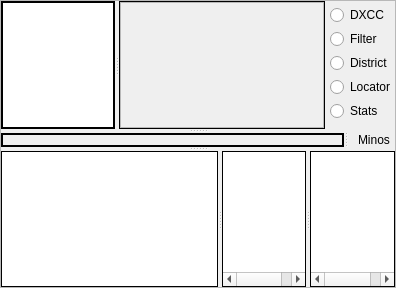
zsteva/backup-minos2, file mqt/MqtLogger/tsinglelogframe.ui: the form before one commit.
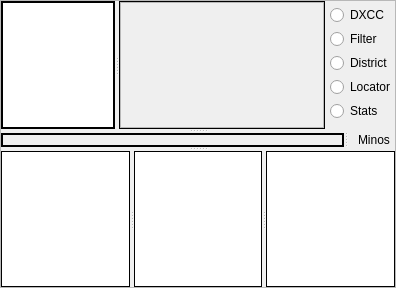
The form after the commit. Custom widgets are drawn as their Qt base class.

Commit message: Use mode for other and archive matches

What changed in the file:
```diff
--- a/mqt/MqtLogger/tsinglelogframe.ui
+++ b/mqt/MqtLogger/tsinglelogframe.ui
@@ -627,13 +627,13 @@
         <bool>true</bool>
        </property>
        <attribute name="headerDefaultSectionSize">
-        <number>100</number>
+        <number>150</number>
        </attribute>
        <attribute name="headerMinimumSectionSize">
         <number>33</number>
        </attribute>
       </widget>
-      <widget class="QTreeWidget" name="OtherMatchTree">
+      <widget class="QTreeView" name="OtherMatchTree">
        <property name="sizePolicy">
         <sizepolicy hsizetype="Preferred" vsizetype="Preferred">
          <horstretch>0</horstretch>
@@ -656,18 +656,19 @@
         <enum>Qt::ScrollBarAsNeeded</enum>
        </property>
        <property name="sizeAdjustPolicy">
-        <enum>QAbstractScrollArea::AdjustToContents</enum>
+        <enum>QAbstractScrollArea::AdjustIgnored</enum>
        </property>
-       <attribute name="headerVisible">
-        <bool>false</bool>
+       <property name="editTriggers">
+        <set>QAbstractItemView::NoEditTriggers</set>
+       </property>
+       <property name="alternatingRowColors">
+        <bool>true</bool>
+       </property>
+       <attribute name="headerDefaultSectionSize">
+        <number>150</number>
        </attribute>
-       <column>
-        <property name="text">
-         <string notr="true">1</string>
-        </property>
-       </column>
       </widget>
-      <widget class="QTreeWidget" name="ArchiveMatchTree">
+      <widget class="QTreeView" name="ArchiveMatchTree">
        <property name="sizePolicy">
         <sizepolicy hsizetype="Preferred" vsizetype="Preferred">
          <horstretch>0</horstretch>
@@ -690,16 +691,17 @@
         <enum>Qt::ScrollBarAsNeeded</enum>
        </property>
        <property name="sizeAdjustPolicy">
-        <enum>QAbstractScrollArea::AdjustToContents</enum>
+        <enum>QAbstractScrollArea::AdjustIgnored</enum>
        </property>
-       <attribute name="headerVisible">
-        <bool>false</bool>
+       <property name="editTriggers">
+        <set>QAbstractItemView::NoEditTriggers</set>
+       </property>
+       <property name="alternatingRowColors">
+        <bool>true</bool>
+       </property>
+       <attribute name="headerDefaultSectionSize">
+        <number>150</number>
        </attribute>
-       <column>
-        <property name="text">
-         <string notr="true">1</string>
-        </property>
-       </column>
       </widget>
      </widget>
     </widget>
```
The commit also changes 2 other files.
